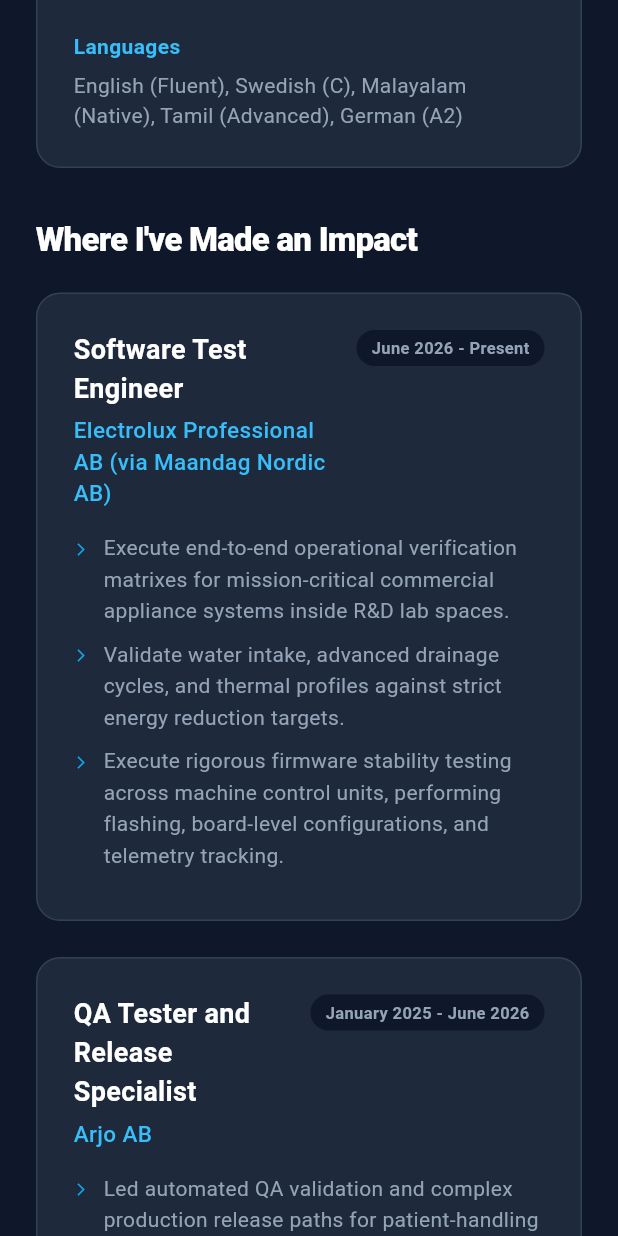
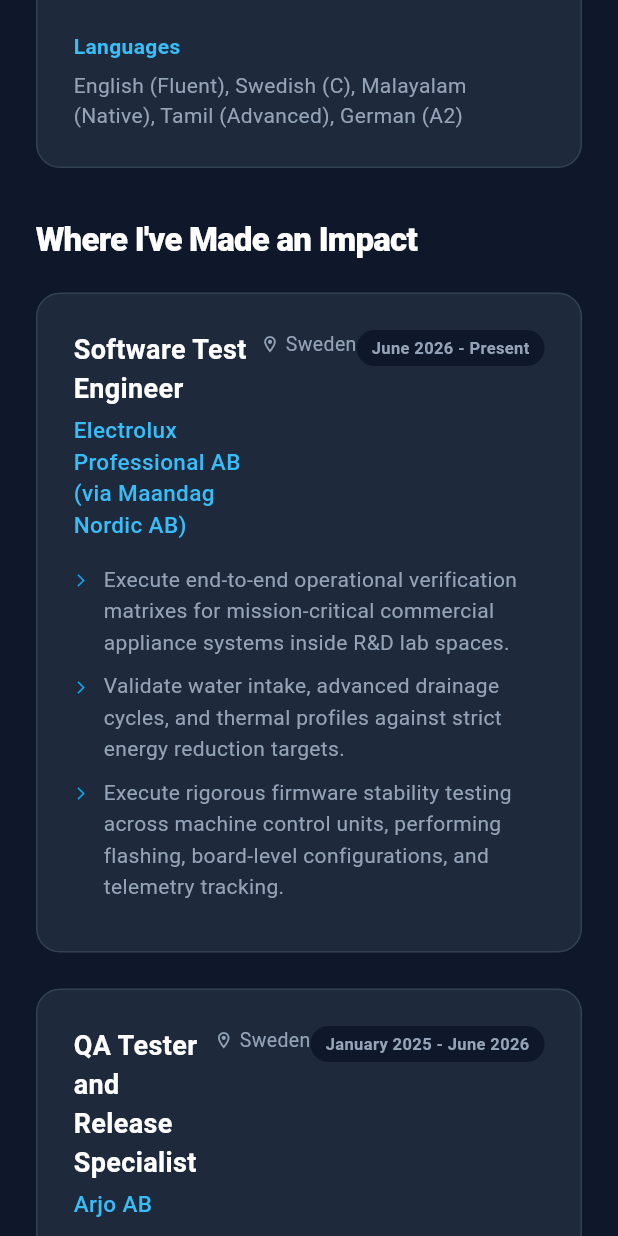
Before and after one commit to deepthimayilat/Portfolio, a Flutter app: the screen it shows after launch, scrolled down 1152 dp, on a phone screen of 412 x 824 dp. Run offline on Flutter 3.47's test engine with Material 3 defaults, Android fonts, the phone set to English and light mode, and no system bars; missing offline and left inert: dart:html.

Commit message:
meta changes

```diff
--- a/assets/data.json
+++ b/assets/data.json
@@ -1,6 +1,6 @@
 {
     "name": "DEEPTHI MAYILAT",
-    "title": "Software Developer",
+    "title": "Software Engineer",
     "location": "Lund, Sweden",
     "email": "deepthimayilat@gmail.com",
     "linkedin": "://linkedin.com",
--- a/lib/main.dart
+++ b/lib/main.dart
@@ -336,7 +336,7 @@
 return InkWell(
 onTap: () {
 if (isLinkedin) {
-html.window.open('linkedin.com', '_blank');
+html.window.open('https://www.linkedin.com/in/deepthimayilat/', '_blank');
 }
 },
 borderRadius: BorderRadius.circular(30),
@@ -353,9 +353,9 @@
 Icon(icon, size: 14, color: const Color(0xFF38BDF8)),
 const SizedBox(width: 8),
 Text(
-label,
+ isLinkedin ? "LinkedIn Profile" : label,
 style: TextStyle(
-color: isLinkedin ? const Color(0xFF38BDF8) : Colors.white70,
+color: isLinkedin ?  const Color(0xFF38BDF8) : Colors.white70,
 fontSize: 13,
 fontWeight: FontWeight.w500,
 decoration: isLinkedin ? TextDecoration.underline : TextDecoration.none,
@@ -399,7 +399,20 @@
 ],
 ),
 ),
-const SizedBox(width: 8),
+const SizedBox(width: 6),
+// Company location added
+if (job['location'] != null)
+                      Row(
+                        children: [
+                          const Icon(Icons.location_on_outlined, size: 13, color: Color(0xFF94A3B8)),
+                          const SizedBox(width: 4),
+                          Text(
+                            job['location'].toString(),
+                            style: const TextStyle(fontSize: 13, color: Color(0xFF94A3B8), fontWeight: FontWeight.w400),
+                          ),
+                        ],
+                      ),
+                      // end of company location
 Container(
 padding: const EdgeInsets.symmetric(horizontal: 10, vertical: 4),
 decoration: BoxDecoration(color: const Color(0xFF0F172A), borderRadius: BorderRadius.circular(12)),
--- a/pubspec.yaml
+++ b/pubspec.yaml
@@ -1,5 +1,5 @@
 name: "talentstream_hub"
-description: "A modern, high-conversion visual portfolio project for Deepthi Mayilat designed for recruiters."
+description: "Portfolio project for Deepthi Mayilat"
 version: 1.0.0+1
 environment:
   sdk: '>=3.0.0 <4.0.0'
```
Also changed, not shown: 3 other files.
